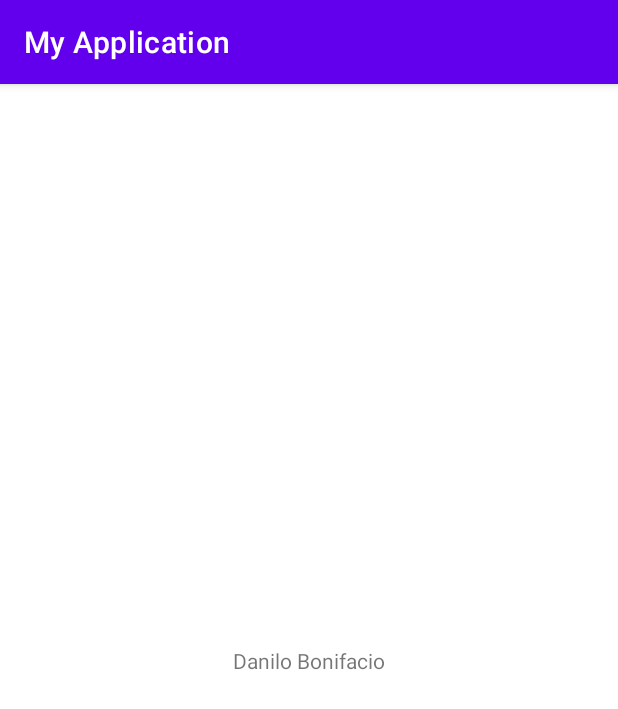
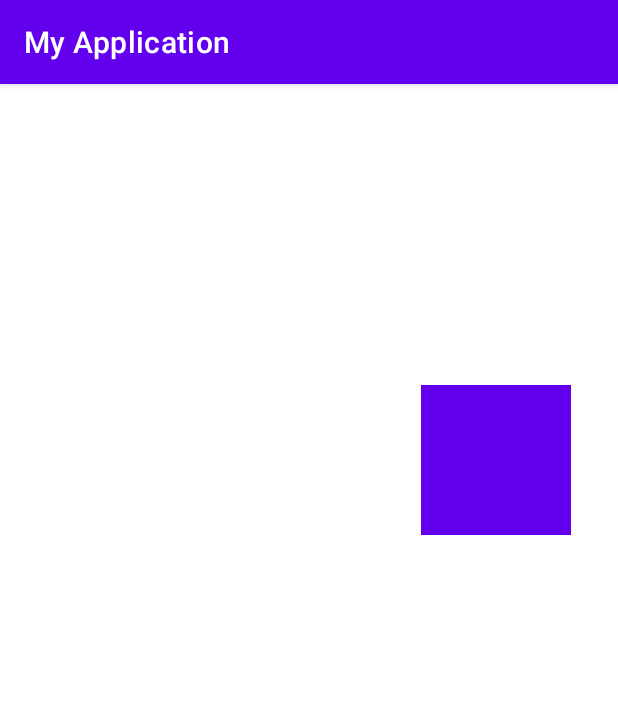
Before and after one commit to Bonifacio08/MyApplication, an Android app: the screen it shows after launch (MainActivity), on a phone screen of 412 x 824 dp. Shown: the top 709 px of the screen. Run offline under Robolectric (Android 15) with nearby library versions, the phone set to English and light mode, and no system bars.

Commit message:
View: Dimensiones terminadas

```diff
--- a/app/src/main/res/layout/activity_main.xml
+++ b/app/src/main/res/layout/activity_main.xml
@@ -6,13 +6,15 @@
     android:layout_height="match_parent"
     tools:context=".MainActivity">
 
-    <TextView
-        android:layout_width="wrap_content"
-        android:layout_height="wrap_content"
-        android:text="Danilo Bonifacio"
+    <View
+        android:layout_width="100dp"
+        android:layout_height="100dp"
+        android:background="@color/purple_500"
+        app:layout_constraintHorizontal_bias="0.9"
+        app:layout_constraintVertical_bias="0.3"
         app:layout_constraintBottom_toBottomOf="parent"
-        app:layout_constraintLeft_toLeftOf="parent"
-        app:layout_constraintRight_toRightOf="parent"
+        app:layout_constraintEnd_toEndOf="parent"
+        app:layout_constraintStart_toStartOf="parent"
         app:layout_constraintTop_toTopOf="parent" />
 
 </androidx.constraintlayout.widget.ConstraintLayout>
```
